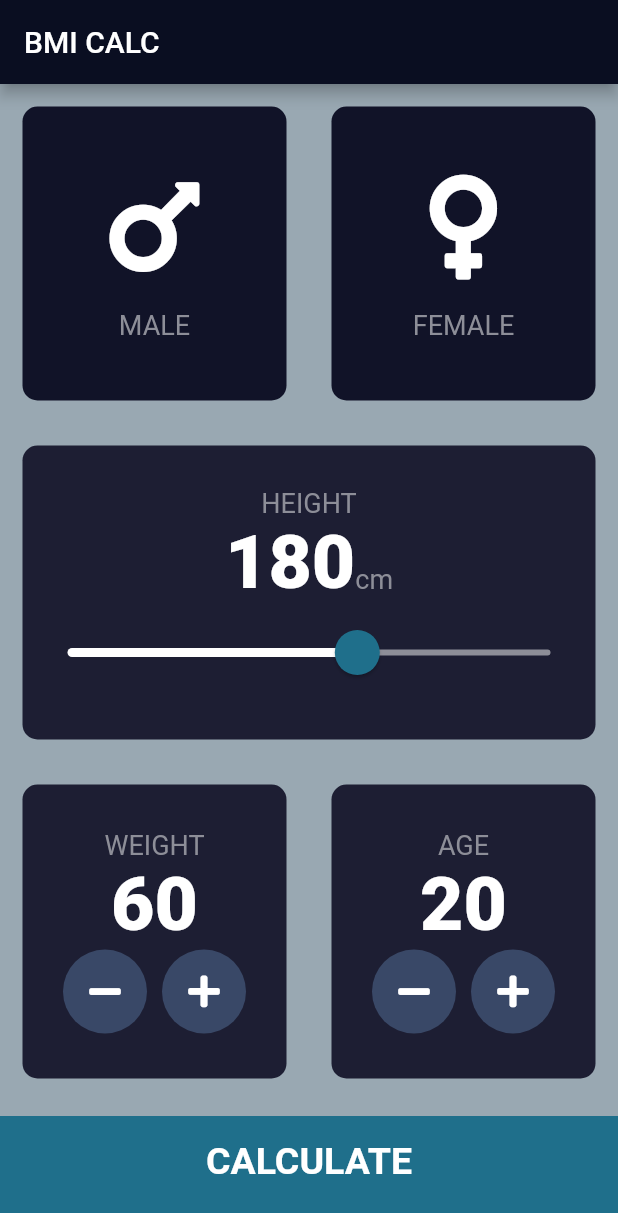
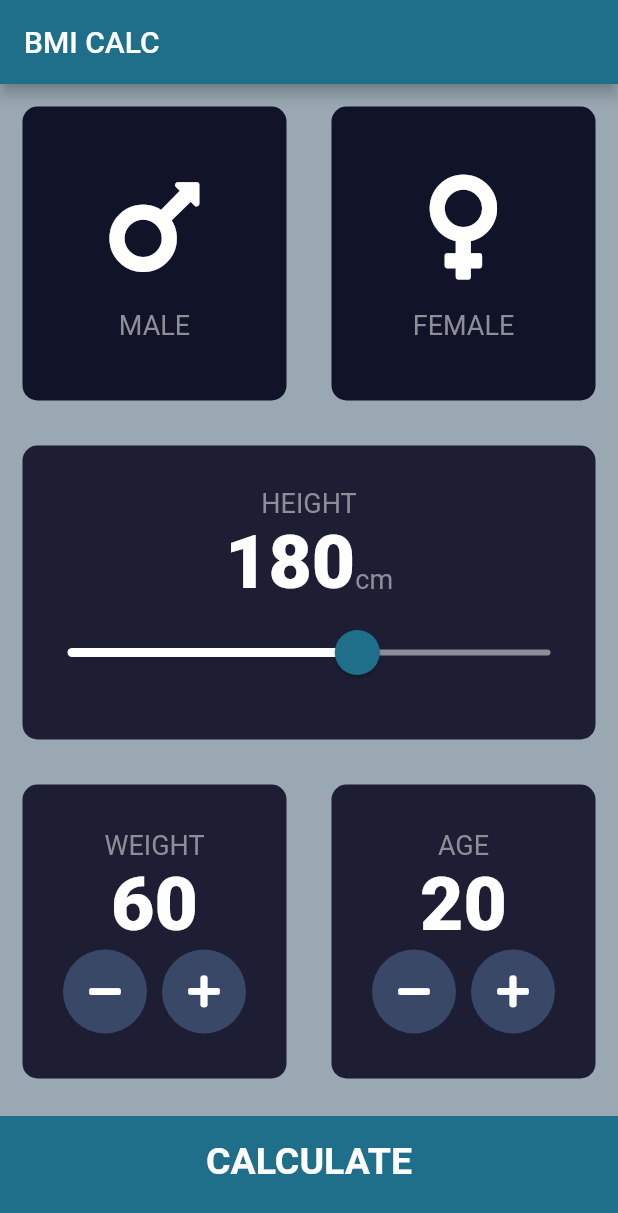
Before and after one commit to anandakelvin/bmicalc, a Flutter app: the screen it shows after launch, on a phone screen of 412 x 824 dp. Shown: the top 1213 px of the screen. Run offline on Flutter 3.47's test engine with Material 2 defaults, Android fonts, the phone set to English and light mode, and no system bars; our stand-ins replace font_awesome_flutter.

Commit message:
some color change

```diff
--- a/lib/main.dart
+++ b/lib/main.dart
@@ -7,8 +7,9 @@ class BMICalculator extends StatelessWidget {
   @override
   Widget build(BuildContext context) {
     return MaterialApp(
+      debugShowCheckedModeBanner: false,
       theme: ThemeData.dark().copyWith(
-        primaryColor: Color(0xFF0A0E21),
+        primaryColor: Color(0xFF1f6f8b),
         scaffoldBackgroundColor: Color(0xFF99a8b2),
       ),
       home: InputPage(),
```
